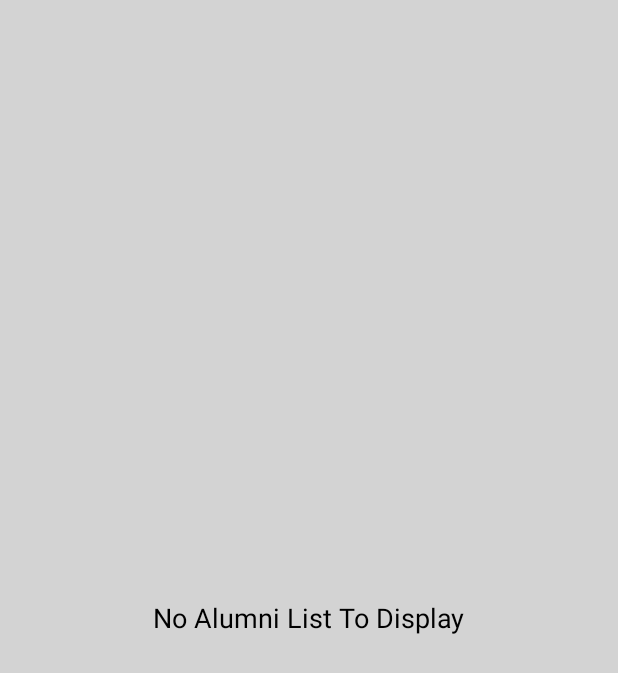
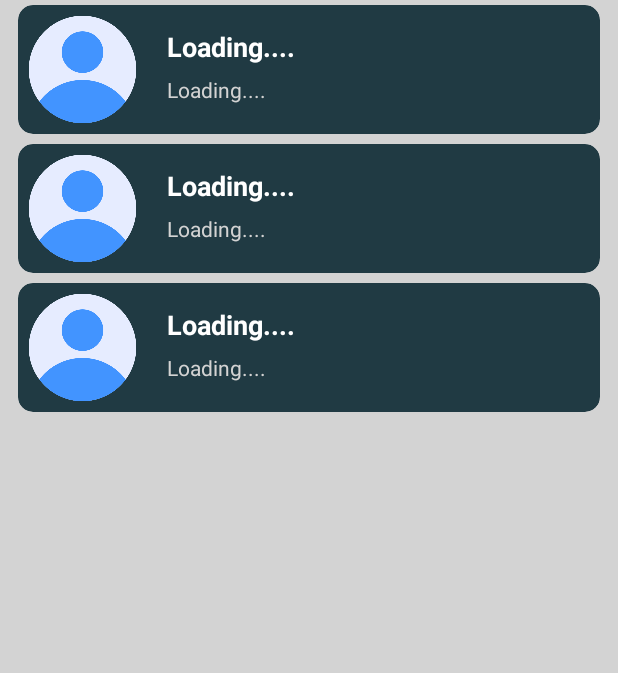
Before and after one commit to aizazalisyed/PieasAlumniConnect, an Android app: the layout fragment_alumni_list.xml on its own in the app's theme, with its tools: preview values and no code run, on a phone screen of 412 x 824 dp. Shown: the top 673 px of the screen. Run offline under Robolectric (Android 15) with nearby library versions, the phone set to English and light mode, and no system bars.

Commit message:
working on alumni list detail

```diff
--- a/app/src/main/java/java/com/alumnimanagmentsystem/Activities/SpecialRequestHistoryActivity.java
+++ b/app/src/main/java/java/com/alumnimanagmentsystem/Activities/SpecialRequestHistoryActivity.java
@@ -52,8 +52,6 @@ public class SpecialRequestHistoryActivity extends AppCompatActivity {
         warning.setVisibility(View.VISIBLE);
 
        makeApiCallForRecyclerView();
-
-
 
             recyclerView.setVisibility(View.GONE);
             warning.setVisibility(View.VISIBLE);
--- a/app/src/main/java/java/com/alumnimanagmentsystem/RVAdapter/AlumniRVAdapter.java
+++ b/app/src/main/java/java/com/alumnimanagmentsystem/RVAdapter/AlumniRVAdapter.java
@@ -31,7 +31,7 @@ public class AlumniRVAdapter extends RecyclerView.Adapter<AlumniRVAdapter.ViewHo
     public AlumniRVAdapter(List<Alumnus> alumniModelArrayList, Context context) {
         this.alumniModelArrayList = alumniModelArrayList;
         this.context = context;
-        alumniModelArrayListFull  = new ArrayList<>(alumniModelArrayList);
+        alumniModelArrayListFull  = alumniModelArrayList;
     }
 
     @NonNull
@@ -49,7 +49,7 @@ public class AlumniRVAdapter extends RecyclerView.Adapter<AlumniRVAdapter.ViewHo
         //todo: Image bitmap set karna ha
         //holder.alumniProfileImageView.setImageResource(alumniModel.getImageID());
         holder.alumniNameTextView.setText(alumniModel.getName());
-        holder.alumniDepartmentTextView.setText(alumniModel.getDegree().getDegree_name());
+        //holder.alumniDepartmentTextView.setText(alumniModel.getDegree().getDegree_name());
         holder.itemView.setOnClickListener(new View.OnClickListener() {
             @Override
             public void onClick(View v) {
--- a/app/src/main/java/java/com/alumnimanagmentsystem/ViewModel/MainActivityViewModel.java
+++ b/app/src/main/java/java/com/alumnimanagmentsystem/ViewModel/MainActivityViewModel.java
@@ -9,7 +9,7 @@ public class MainActivityViewModel extends ViewModel {
     public Boolean navigationItemClick;
 
     public MainActivityViewModel() {
-       navigationItemClick = Boolean.FALSE;
+        navigationItemClick = Boolean.FALSE;
 
     }
 }
--- a/app/src/main/res/layout/alumni_recycler_view_items.xml
+++ b/app/src/main/res/layout/alumni_recycler_view_items.xml
@@ -21,7 +21,7 @@
             android:layout_height="74dp"
             android:id="@+id/alumniImageView"
             android:scaleType="centerCrop"
-            android:src="@drawable/user_photo"
+            android:src="@drawable/default_user"
             />
         <TextView
             android:layout_width="match_parent"
@@ -29,7 +29,7 @@
             android:id="@+id/alumniNameTextView"
             android:layout_alignStart="@id/alumniImageView"
             android:textColor="@color/white"
-            android:text="@string/userNameProfile"
+            android:text="Loading...."
             android:textStyle="bold"
             android:textSize="18sp"
             android:padding="3dp"
@@ -42,7 +42,7 @@
             android:id="@+id/alumiDegreeTextView"
             android:layout_width="match_parent"
             android:layout_height="wrap_content"
-            android:text="@string/userDegreeProfile"
+            android:text="Loading...."
             android:layout_below="@id/alumniNameTextView"
             android:textColor="@color/light_gray"
             android:maxLines="1"
--- a/app/src/main/res/layout/fragment_alumni_list.xml
+++ b/app/src/main/res/layout/fragment_alumni_list.xml
@@ -13,7 +13,6 @@
         android:layout_height="match_parent">
 
     <androidx.recyclerview.widget.RecyclerView
-        android:visibility="gone"
         android:id="@+id/alumniRecyclerView"
         android:layout_width="match_parent"
         android:layout_height="match_parent"
@@ -29,7 +28,17 @@
         android:textSize="18sp"
         android:layout_centerVertical="true"
         android:layout_centerHorizontal="true"
+        android:visibility="gone"
         />
+
+        <ProgressBar
+            android:visibility="gone"
+            android:id="@+id/mainProgressbar"
+            android:layout_width="80dp"
+            android:layout_height="80dp"
+            android:layout_centerHorizontal="true"
+            android:layout_marginBottom="60dp"
+            android:layout_centerVertical="true"/>
 
         <ProgressBar
             android:visibility="gone"
```
Also changed, not shown: app/src/main/java/java/com/alumnimanagmentsystem/API/UserService.java (+9 -0 lines), app/src/main/java/java/com/alumnimanagmentsystem/Activities/AlumniListFragment.java (+60 -10 lines), app/src/main/java/java/com/alumnimanagmentsystem/ViewModel/AlumniListViewModel.java (added, +67 -0 lines), app/src/main/java/java/com/alumnimanagmentsystem/Activities/MainActivity.java (indentation only).
